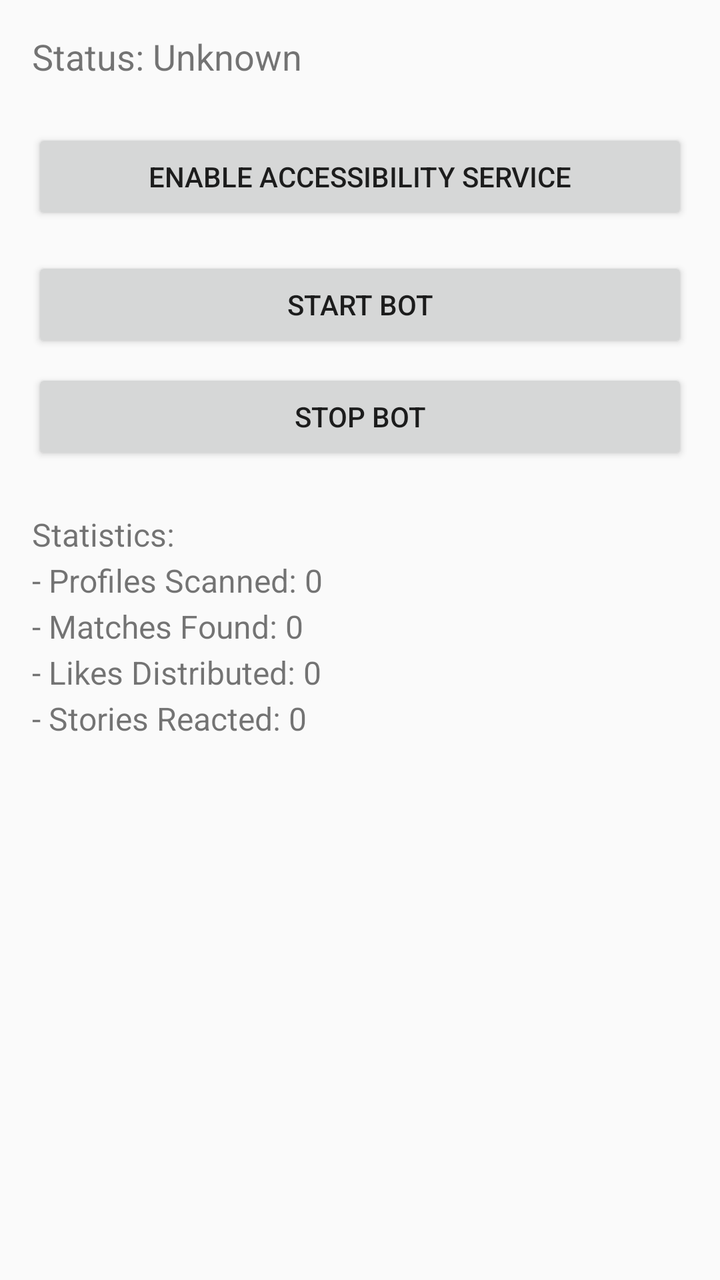
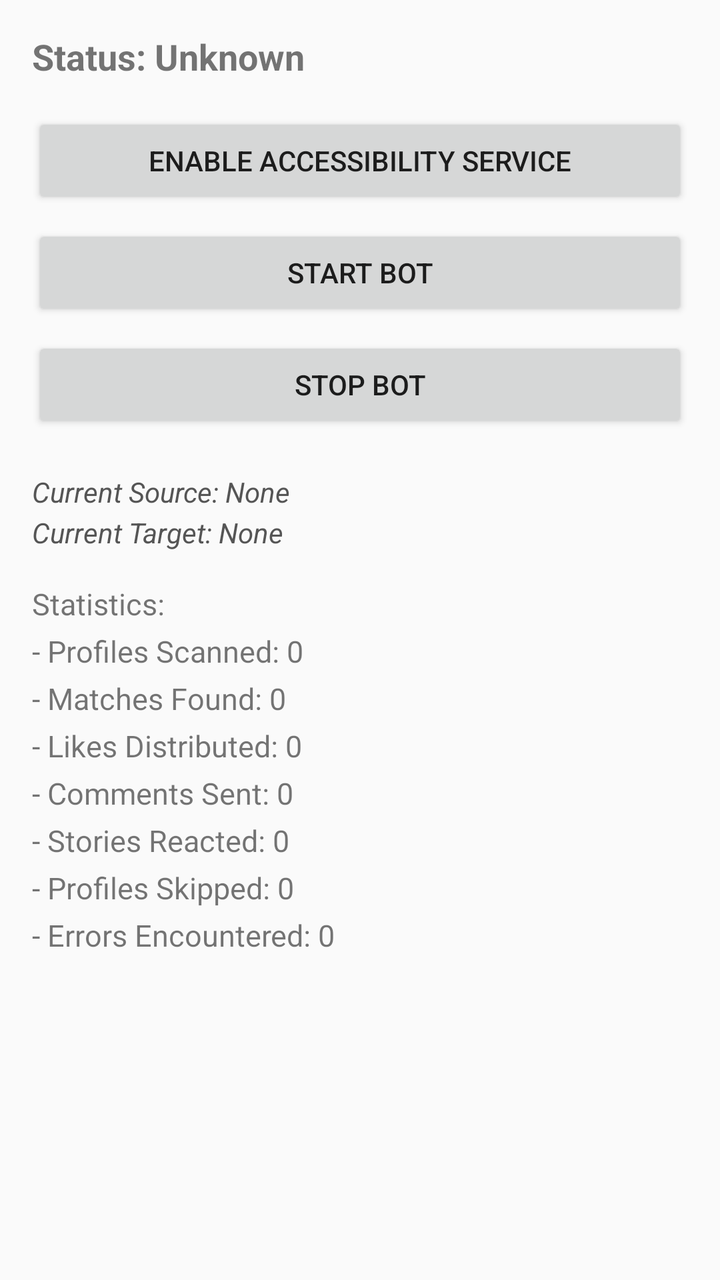

Compare the two renders of this Android layout. The source of the first and the diff that turns it into the second are given below.
<!-- AndroidManifest.xml: activity theme Theme.InstaTask -->
<!-- res/layout/activity_main.xml -->
<?xml version="1.0" encoding="utf-8"?>
<LinearLayout xmlns:android="http://schemas.android.com/apk/res/android"
    android:layout_width="match_parent"
    android:layout_height="match_parent"
    android:orientation="vertical"
    android:padding="16dp">

    <TextView
        android:id="@+id/tvStatus"
        android:layout_width="wrap_content"
        android:layout_height="wrap_content"
        android:text="Status: Unknown"
        android:textSize="18sp"
        android:layout_marginBottom="24dp" />

    <Button
        android:id="@+id/btnAccessibility"
        android:layout_width="match_parent"
        android:layout_height="wrap_content"
        android:text="Enable Accessibility Service"
        android:layout_marginBottom="16dp" />

    <Button
        android:id="@+id/btnStartBot"
        android:layout_width="match_parent"
        android:layout_height="wrap_content"
        android:text="Start Bot"
        android:layout_marginBottom="8dp" />

    <Button
        android:id="@+id/btnStopBot"
        android:layout_width="match_parent"
        android:layout_height="wrap_content"
        android:text="Stop Bot"
        android:layout_marginBottom="24dp" />

    <TextView
        android:id="@+id/tvStats"
        android:layout_width="wrap_content"
        android:layout_height="wrap_content"
        android:text="Statistics:\n- Profiles Scanned: 0\n- Matches Found: 0\n- Likes Distributed: 0\n- Stories Reacted: 0"
        android:textSize="16sp"
        android:lineSpacingExtra="4dp" />

</LinearLayout>
<!-- resources referenced by this layout -->
<resources>
  <style name="Theme.InstaTask" parent="Theme.AppCompat.Light.NoActionBar" />
</resources>

<!-- the commit's change to res/layout/activity_main.xml (unified diff, before → after) -->
@@ -1,45 +1,67 @@
 <?xml version="1.0" encoding="utf-8"?>
-<LinearLayout xmlns:android="http://schemas.android.com/apk/res/android"
+<ScrollView xmlns:android="http://schemas.android.com/apk/res/android"
     android:layout_width="match_parent"
     android:layout_height="match_parent"
-    android:orientation="vertical"
-    android:padding="16dp">
+    xmlns:tools="http://schemas.android.com/tools"
+    tools:context=".MainActivity"
+    android:fillViewport="true">
 
-    <TextView
-        android:id="@+id/tvStatus"
-        android:layout_width="wrap_content"
-        android:layout_height="wrap_content"
-        android:text="Status: Unknown"
-        android:textSize="18sp"
-        android:layout_marginBottom="24dp" />
-
-    <Button
-        android:id="@+id/btnAccessibility"
+    <LinearLayout
         android:layout_width="match_parent"
         android:layout_height="wrap_content"
-        android:text="Enable Accessibility Service"
-        android:layout_marginBottom="16dp" />
+        android:orientation="vertical"
+        android:padding="16dp">
 
-    <Button
-        android:id="@+id/btnStartBot"
-        android:layout_width="match_parent"
-        android:layout_height="wrap_content"
-        android:text="Start Bot"
-        android:layout_marginBottom="8dp" />
+        <TextView
+            android:id="@+id/tvStatus"
+            android:layout_width="wrap_content"
+            android:layout_height="wrap_content"
+            android:text="Status: Unknown"
+            android:textSize="18sp"
+            android:textStyle="bold"
+            android:layout_marginBottom="16dp" />
 
-    <Button
-        android:id="@+id/btnStopBot"
-        android:layout_width="match_parent"
-        android:layout_height="wrap_content"
-        android:text="Stop Bot"
-        android:layout_marginBottom="24dp" />
+        <Button
+            android:id="@+id/btnAccessibility"
+            android:layout_width="match_parent"
+            android:layout_height="wrap_content"
+            android:text="Enable Accessibility Service"
+            android:layout_marginBottom="8dp" />
 
-    <TextView
-        android:id="@+id/tvStats"
-        android:layout_width="wrap_content"
-        android:layout_height="wrap_content"
-        android:text="Statistics:\n- Profiles Scanned: 0\n- Matches Found: 0\n- Likes Distributed: 0\n- Stories Reacted: 0"
-        android:textSize="16sp"
-        android:lineSpacingExtra="4dp" />
+        <Button
+            android:id="@+id/btnStartBot"
+            android:layout_width="match_parent"
+            android:layout_height="wrap_content"
+            android:text="Start Bot"
+            android:layout_marginBottom="8dp" />
 
-</LinearLayout>
+        <Button
+            android:id="@+id/btnStopBot"
+            android:layout_width="match_parent"
+            android:layout_height="wrap_content"
+            android:text="Stop Bot"
+            android:layout_marginBottom="20dp" />
+
+        
+        <TextView
+            android:id="@+id/tvCurrentActivity"
+            android:layout_width="wrap_content"
+            android:layout_height="wrap_content"
+            android:text="Current Source: None\nCurrent Target: None"
+            android:textSize="14sp"
+            android:textStyle="italic"
+            android:textColor="#555555"
+            android:layout_marginBottom="16dp"
+            android:lineSpacingExtra="4dp" />
+
+        
+        <TextView
+            android:id="@+id/tvStats"
+            android:layout_width="match_parent"
+            android:layout_height="wrap_content"
+            android:text="Statistics:\n- Profiles Scanned: 0\n- Matches Found: 0\n- Likes Distributed: 0\n- Comments Sent: 0\n- Stories Reacted: 0\n- Profiles Skipped: 0\n- Errors Encountered: 0"
+            android:textSize="15sp"
+            android:lineSpacingExtra="6dp" />
+
+    </LinearLayout>
+</ScrollView>
